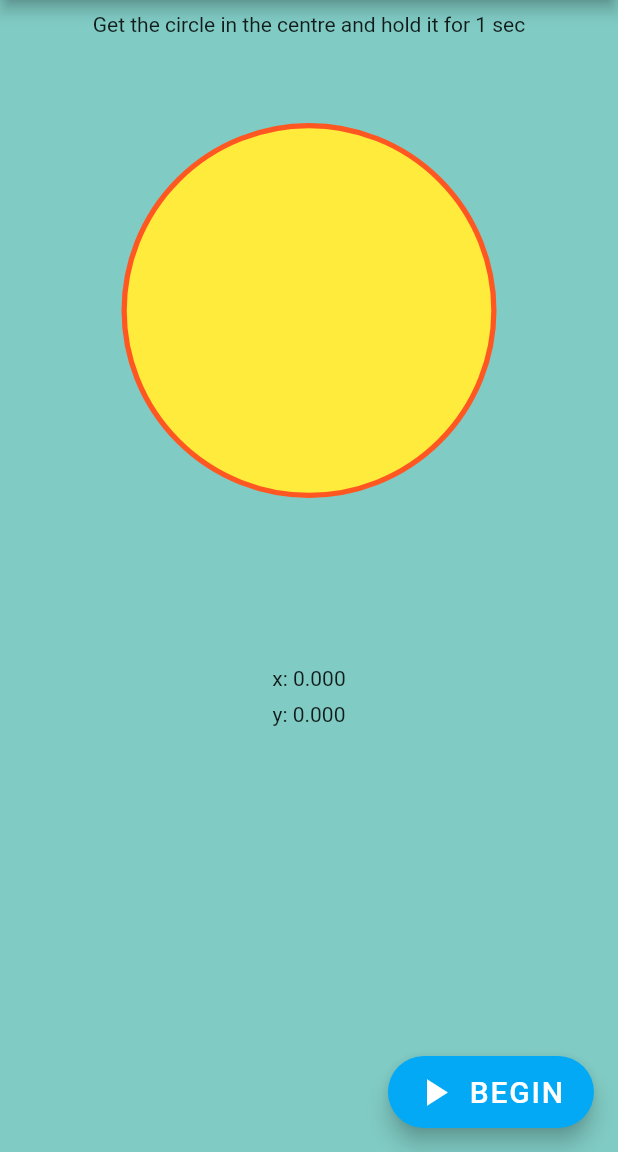
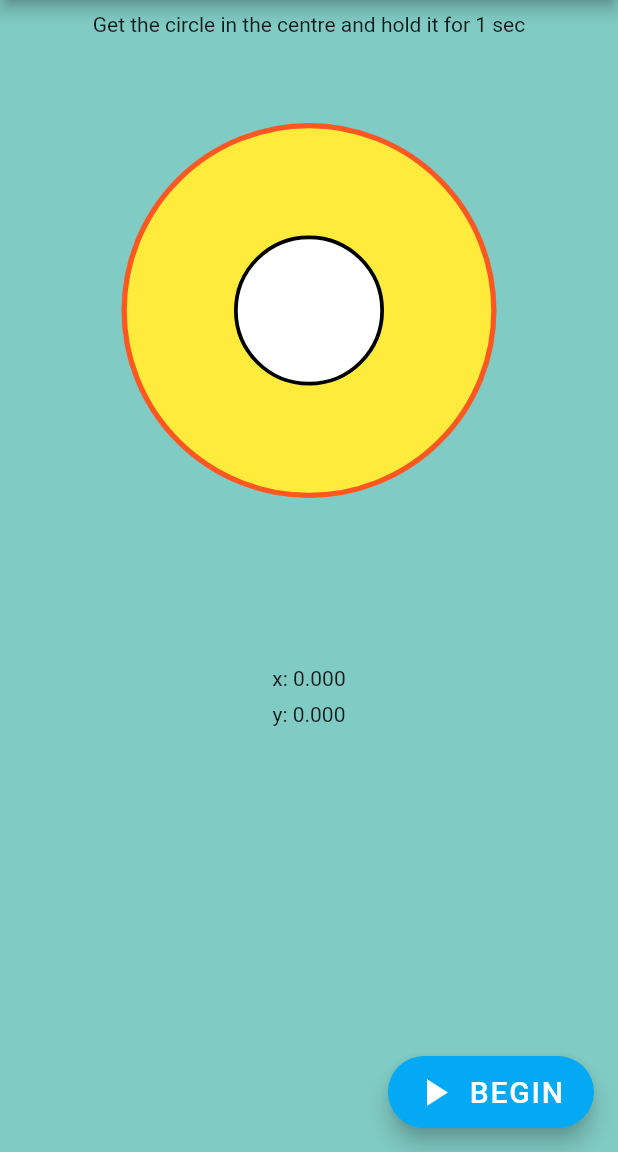
Before and after one commit to kshitijalwadhi/DevClubFlutterAssignment, a Flutter app: the screen it shows after launch, on a phone screen of 412 x 824 dp, the part 84-1236 px from its top. Run offline on Flutter 3.47's test engine with Material 2 defaults, Android fonts, the phone set to English and light mode, and no system bars; our stand-ins replace sensors.

Commit message:
added the 2 circles

```diff
--- a/dev_club_flutter_assignment/lib/main.dart
+++ b/dev_club_flutter_assignment/lib/main.dart
@@ -82,6 +82,7 @@ class _MyAppBrainState extends State<MyAppBrain> {
                   width: width,
                   height: height/2,
                 ),
+
                 // the outer (fixed) circle
                 Positioned(
                   top: 50,
@@ -96,8 +97,22 @@ class _MyAppBrainState extends State<MyAppBrain> {
                     ),
                   ),
                 ),
+
                 // the target/ inner circle (also fixed)
-                //Positioned(),
+                Positioned(
+                  top: 125,
+                  left: (width - 100) / 2,
+                  child: Container(
+                    height: 100,
+                    width: 100,
+                    decoration: BoxDecoration(
+                      color: Colors.white,
+                      border: Border.all(color: Colors.black, width: 2.5),
+                      borderRadius: BorderRadius.circular(50),
+                    ),
+                  ),
+                ),
+
                 // the moving circle (position determined by accelerometer)
                 //Positioned(),
               ],
```
